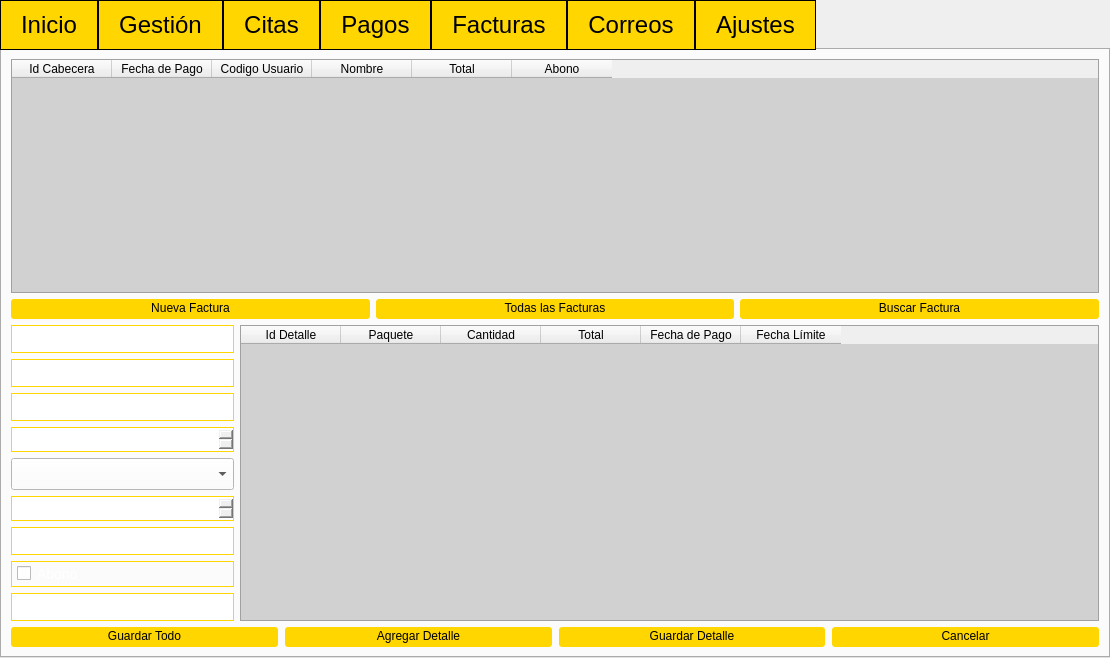
First picture: the form in GymFitness/View/gymoperations.ui, repository J-Pinos3/Desktop_GymManagement, before the edit.
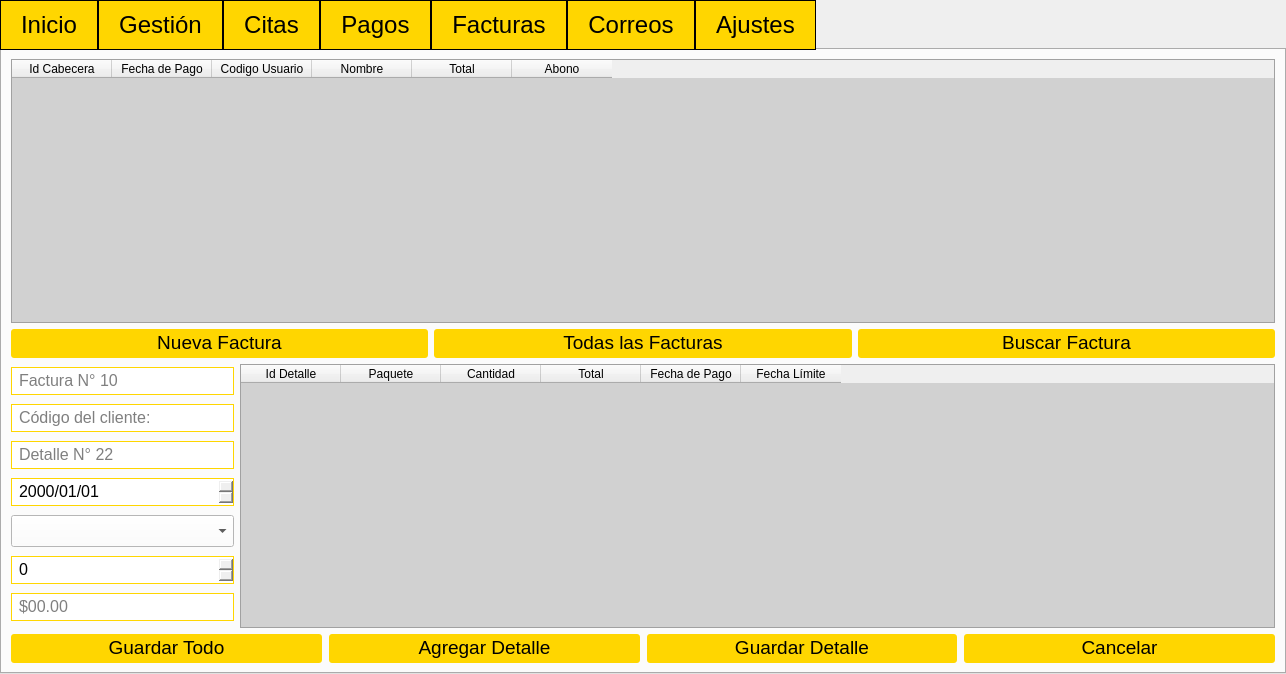
Second picture: the form after the edit. The open tabs and pages were chosen to show the change.

Commit message: show appoints for a given date, new colors, fixed major bugs in management tab

Patch:
```diff
--- a/GymFitness/View/gymoperations.ui
+++ b/GymFitness/View/gymoperations.ui
@@ -9,8 +9,8 @@
    <rect>
     <x>0</x>
     <y>0</y>
-    <width>1110</width>
-    <height>658</height>
+    <width>1286</width>
+    <height>674</height>
    </rect>
   </property>
   <property name="windowTitle">
@@ -817,7 +817,7 @@
 	padding-left: 5%;
 	width: 100%;
 	min-width:200px;
-	color: white;
+	color: black;
 	font-size: 16px;
 	border: 1px solid #ffd600
 }
@@ -827,8 +827,8 @@
 	padding-bottom: 4%;
 	padding-left: 5%;
 	width: 60%;
-	color: white;
-	font-size: 14px;
+	color: black;
+	font-size: 16px;
 	border: 1px solid #ffd600;
 }
 
@@ -844,8 +844,8 @@
 	padding-left: 5%;
 	width: 100%;
 	min-width: 200px;
-	color: white;
-	font-size: 14px;
+	color: black;
+	font-size: 16px;
 	border: 1px solid #ffd600;
 }
 
@@ -855,8 +855,8 @@
 	padding-left: 5%;
 	width: 100%;
 	min-width: 200px;
-	color: white;
-	font-size: 14px;
+	color: black;
+	font-size: 16px;
 	border: 1px solid #ffd600;
 }
 
@@ -928,6 +928,11 @@
            </property>
            <item>
             <widget class="QPushButton" name="btnPaymentNewInvoice">
+             <property name="font">
+              <font>
+               <pointsize>14</pointsize>
+              </font>
+             </property>
              <property name="text">
               <string>Nueva Factura</string>
              </property>
@@ -935,6 +940,11 @@
            </item>
            <item>
             <widget class="QPushButton" name="btnPaymentAllInvoices">
+             <property name="font">
+              <font>
+               <pointsize>14</pointsize>
+              </font>
+             </property>
              <property name="text">
               <string>Todas las Facturas</string>
              </property>
@@ -942,6 +952,11 @@
            </item>
            <item>
             <widget class="QPushButton" name="btnPaymentSearchInvoice">
+             <property name="font">
+              <font>
+               <pointsize>14</pointsize>
+              </font>
+             </property>
              <property name="text">
               <string>Buscar Factura</string>
              </property>
@@ -1043,32 +1058,6 @@
                </property>
               </widget>
              </item>
-             <item>
-              <widget class="QCheckBox" name="checkPaymentPartial">
-               <property name="sizePolicy">
-                <sizepolicy hsizetype="Preferred" vsizetype="Fixed">
-                 <horstretch>0</horstretch>
-                 <verstretch>0</verstretch>
-                </sizepolicy>
-               </property>
-               <property name="text">
-                <string>Abono</string>
-               </property>
-              </widget>
-             </item>
-             <item>
-              <widget class="QLineEdit" name="txtPaymentPartialPay">
-               <property name="sizePolicy">
-                <sizepolicy hsizetype="Preferred" vsizetype="Fixed">
-                 <horstretch>0</horstretch>
-                 <verstretch>0</verstretch>
-                </sizepolicy>
-               </property>
-               <property name="placeholderText">
-                <string>Cantidad a abonar</string>
-               </property>
-              </widget>
-             </item>
             </layout>
            </item>
            <item>
@@ -1114,6 +1103,11 @@
            </property>
            <item>
             <widget class="QPushButton" name="btnPaymentSaveAll">
+             <property name="font">
+              <font>
+               <pointsize>14</pointsize>
+              </font>
+             </property>
              <property name="text">
               <string>Guardar Todo</string>
              </property>
@@ -1121,6 +1115,11 @@
            </item>
            <item>
             <widget class="QPushButton" name="btnPaymentAddLine">
+             <property name="font">
+              <font>
+               <pointsize>14</pointsize>
+              </font>
+             </property>
              <property name="text">
               <string>Agregar Detalle</string>
              </property>
@@ -1128,6 +1127,11 @@
            </item>
            <item>
             <widget class="QPushButton" name="btnSaveLine">
+             <property name="font">
+              <font>
+               <pointsize>14</pointsize>
+              </font>
+             </property>
              <property name="text">
               <string>Guardar Detalle</string>
              </property>
@@ -1135,6 +1139,11 @@
            </item>
            <item>
             <widget class="QPushButton" name="btnPaymentCancel">
+             <property name="font">
+              <font>
+               <pointsize>14</pointsize>
+              </font>
+             </property>
              <property name="text">
               <string>Cancelar</string>
              </property>
```
Left out of the diff: 112 changed lines with no effect on the pictures. The commit also changes 53 other files.
